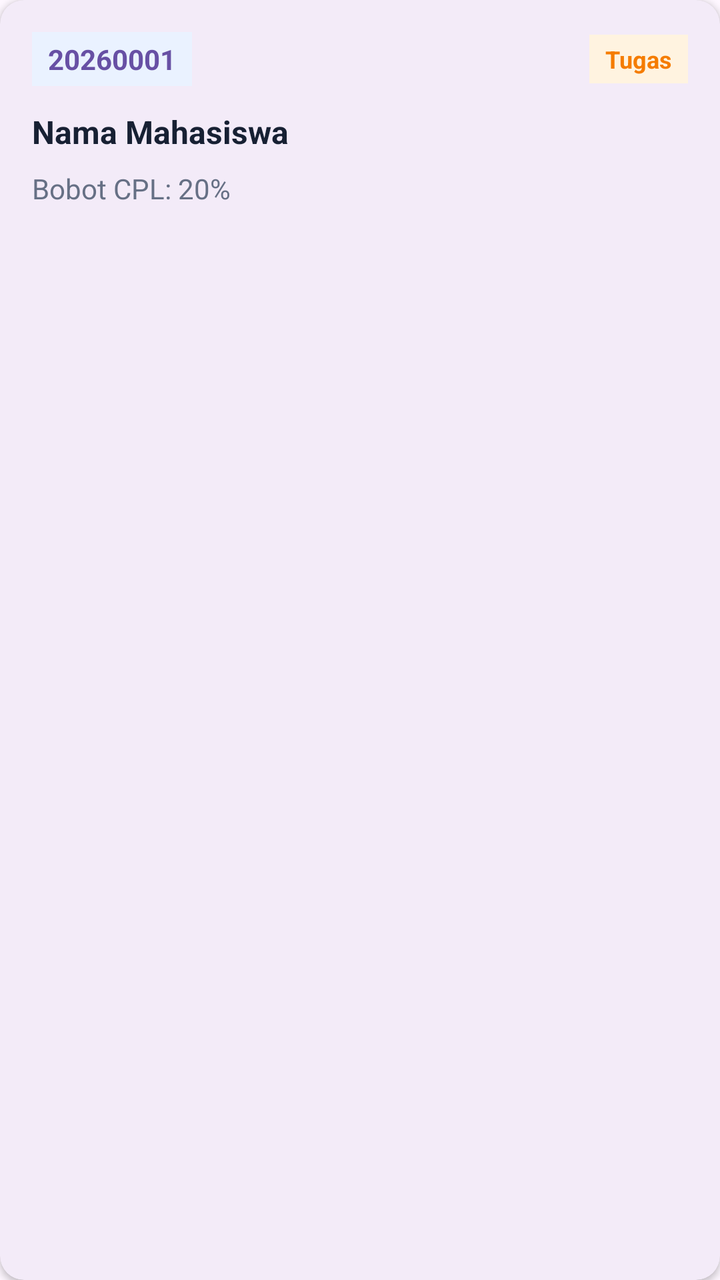
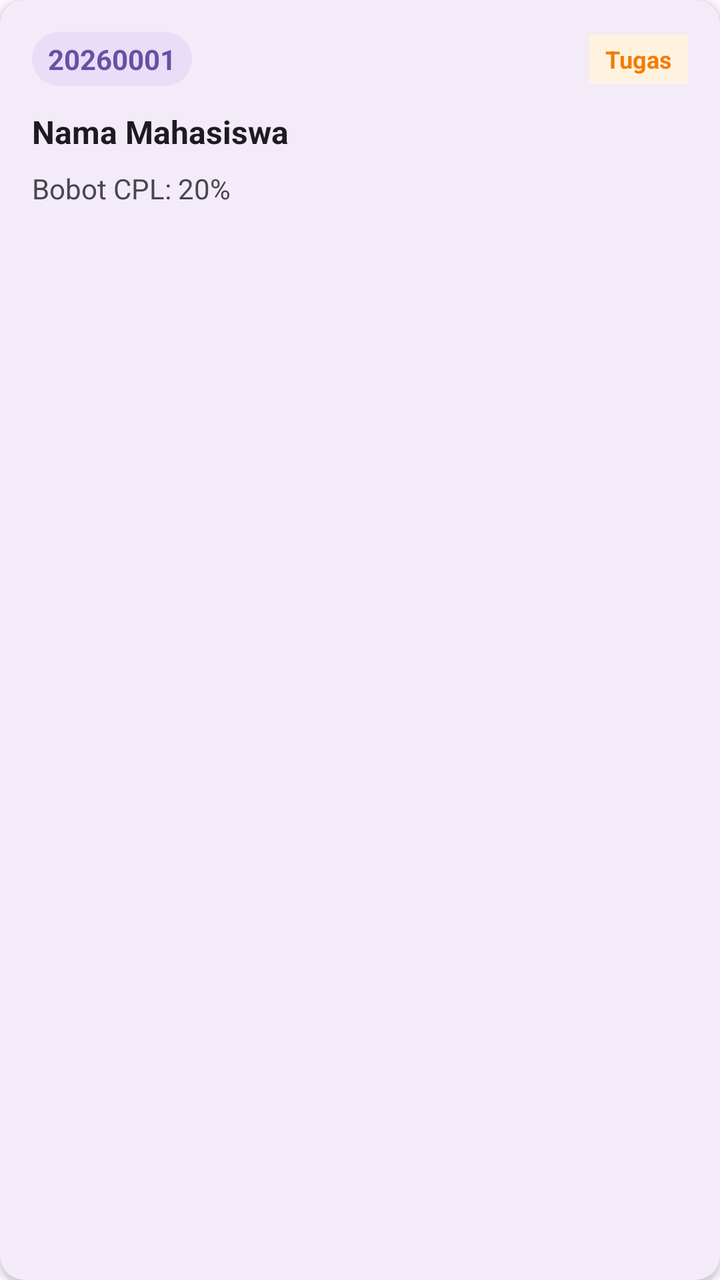

Before-and-after screenshots of an Android layout around one commit, followed by the original layout XML and the change that was made.
<!-- AndroidManifest.xml: application theme Theme.ProjectFarrelMobileProgramming -->
<!-- res/layout/item_asesmen.xml -->
<?xml version="1.0" encoding="utf-8"?>
<com.google.android.material.card.MaterialCardView 
    xmlns:android="http://schemas.android.com/apk/res/android"
    xmlns:app="http://schemas.android.com/apk/res-auto"
    android:layout_width="match_parent"
    android:layout_height="wrap_content"
    android:layout_marginHorizontal="16dp"
    android:layout_marginVertical="8dp"
    app:cardCornerRadius="12dp"
    app:cardElevation="2dp"
    app:strokeWidth="0dp">

    <LinearLayout
        android:layout_width="match_parent"
        android:layout_height="wrap_content"
        android:orientation="vertical"
        android:padding="16dp">

        <LinearLayout
            android:layout_width="match_parent"
            android:layout_height="wrap_content"
            android:orientation="horizontal"
            android:gravity="center_vertical">
            
            <TextView
                android:id="@+id/tvAsesmenNim"
                android:layout_width="wrap_content"
                android:layout_height="wrap_content"
                android:text="20260001"
                android:textColor="?attr/colorPrimary"
                android:textStyle="bold"
                android:background="#EAF2FF"
                android:paddingHorizontal="8dp"
                android:paddingVertical="4dp" />
                
            <View
                android:layout_width="0dp"
                android:layout_height="0dp"
                android:layout_weight="1" />
                
            <TextView
                android:id="@+id/tvAsesmenJenis"
                android:layout_width="wrap_content"
                android:layout_height="wrap_content"
                android:text="Tugas"
                android:textColor="#F57C00"
                android:textSize="12sp"
                android:textStyle="bold"
                android:background="#FFF3E0"
                android:paddingHorizontal="8dp"
                android:paddingVertical="4dp" />
        </LinearLayout>

        <TextView
            android:id="@+id/tvAsesmenNama"
            android:layout_width="match_parent"
            android:layout_height="wrap_content"
            android:text="Nama Mahasiswa"
            android:textSize="16sp"
            android:textStyle="bold"
            android:layout_marginTop="12dp"
            android:textColor="#172033" />
            
        <TextView
            android:id="@+id/tvAsesmenBobot"
            android:layout_width="match_parent"
            android:layout_height="wrap_content"
            android:text="Bobot CPL: 20%"
            android:textSize="14sp"
            android:layout_marginTop="8dp"
            android:textColor="#667085" />

    </LinearLayout>
</com.google.android.material.card.MaterialCardView>
<!-- resources referenced by this layout -->
<resources>
  <style name="Theme.ProjectFarrelMobileProgramming" parent="Base.Theme.ProjectFarrelMobileProgramming" />
  <style name="Base.Theme.ProjectFarrelMobileProgramming" parent="Theme.Material3.DayNight.NoActionBar">
          
          
      </style>
</resources>

<!-- the commit's change to res/layout/item_asesmen.xml (unified diff, before → after) -->
@@ -26,10 +26,10 @@
                 android:id="@+id/tvAsesmenNim"
                 android:layout_width="wrap_content"
                 android:layout_height="wrap_content"
-                android:text="20260001"
+                android:text="@string/ui_20260001_37"
                 android:textColor="?attr/colorPrimary"
                 android:textStyle="bold"
-                android:background="#EAF2FF"
+                android:background="@drawable/bg_pill"
                 android:paddingHorizontal="8dp"
                 android:paddingVertical="4dp" />
                 
@@ -42,7 +42,7 @@
                 android:id="@+id/tvAsesmenJenis"
                 android:layout_width="wrap_content"
                 android:layout_height="wrap_content"
-                android:text="Tugas"
+                android:text="@string/ui_tugas_38"
                 android:textColor="#F57C00"
                 android:textSize="12sp"
                 android:textStyle="bold"
@@ -55,20 +55,20 @@
             android:id="@+id/tvAsesmenNama"
             android:layout_width="match_parent"
             android:layout_height="wrap_content"
-            android:text="Nama Mahasiswa"
+            android:text="@string/ui_nama_mahasiswa_39"
             android:textSize="16sp"
             android:textStyle="bold"
             android:layout_marginTop="12dp"
-            android:textColor="#172033" />
+            android:textColor="?attr/colorOnSurface" />
             
         <TextView
             android:id="@+id/tvAsesmenBobot"
             android:layout_width="match_parent"
             android:layout_height="wrap_content"
-            android:text="Bobot CPL: 20%"
+            android:text="@string/ui_bobot_cpl_20_40"
             android:textSize="14sp"
             android:layout_marginTop="8dp"
-            android:textColor="#667085" />
+            android:textColor="?attr/colorOnSurfaceVariant" />
 
     </LinearLayout>
 </com.google.android.material.card.MaterialCardView>
<!-- resource entries referenced after the edit -->
@@ -1,5 +1,16 @@
 <!-- resources referenced by this layout -->
 <resources>
+  <!-- drawable bg_pill (drawable) -->
+  <?xml version="1.0" encoding="utf-8"?>
+  <shape xmlns:android="http://schemas.android.com/apk/res/android"
+      android:shape="rectangle">
+      <solid android:color="?attr/colorSecondaryContainer" />
+      <corners android:radius="16dp" />
+  </shape>
+  <string name="ui_20260001_37">20260001</string>
+  <string name="ui_bobot_cpl_20_40">Bobot CPL: 20%</string>
+  <string name="ui_nama_mahasiswa_39">Nama Mahasiswa</string>
+  <string name="ui_tugas_38">Tugas</string>
   <style name="Theme.ProjectFarrelMobileProgramming" parent="Base.Theme.ProjectFarrelMobileProgramming" />
   <style name="Base.Theme.ProjectFarrelMobileProgramming" parent="Theme.Material3.DayNight.NoActionBar">
           
